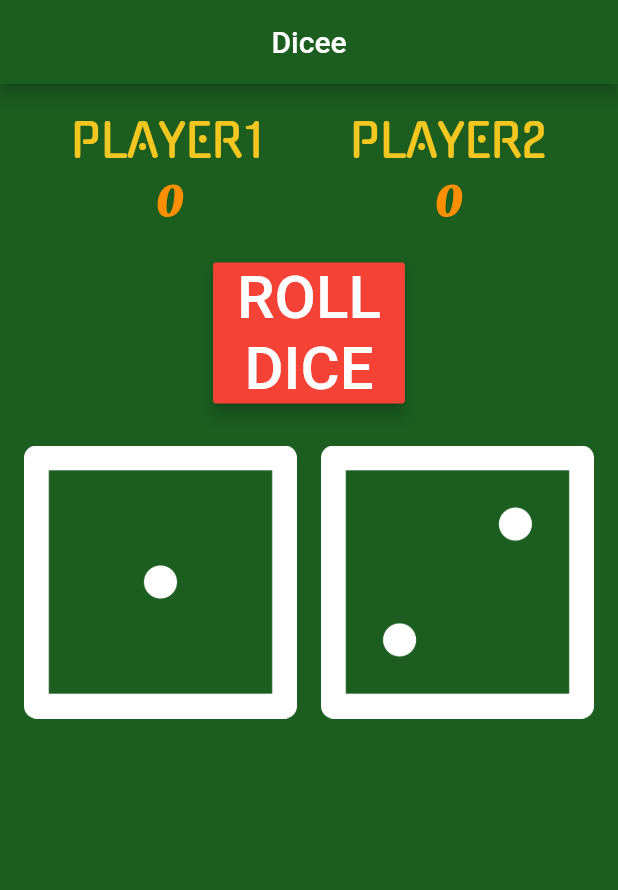
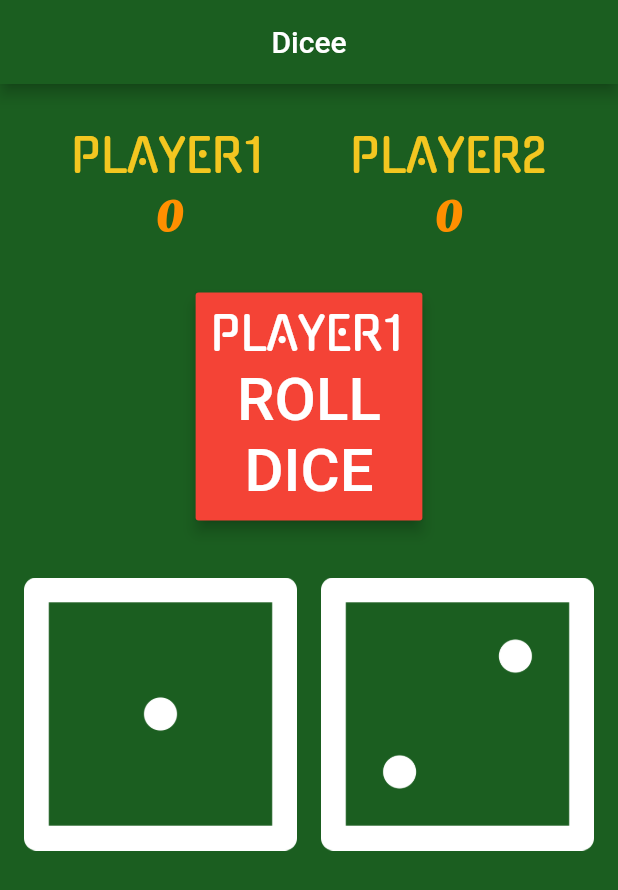
Before and after one commit to Ruzo/complete_flutter_bootcamp, a Flutter app: the screen it shows after launch, on a phone screen of 412 x 824 dp. Shown: the top 890 px of the screen. Run offline on Flutter 3.47's test engine with Material 2 defaults, Android fonts, the phone set to English and light mode, and no system bars; missing offline and left inert: flutter_gifimage.

Commit message:
Done with 2 player dice game

```diff
--- a/dicee_flutter/lib/game_board.dart
+++ b/dicee_flutter/lib/game_board.dart
@@ -1,5 +1,7 @@
 import 'package:flutter/material.dart';
+import 'dart:math';
 import 'package:dicee_flutter/dice_screen.dart';
+import 'package:dicee_flutter/player.dart';
 
 class GameBoard extends StatefulWidget {
   @override
@@ -7,13 +9,23 @@ class GameBoard extends StatefulWidget {
 }
 
 class _GameBoardState extends State<GameBoard> {
-  int dice1Side = 1;
-  int dice2Side = 2;
-  int p1Score = 0;
-  int p2Score = 0;
+  int _dice1Side = 1;
+  int _dice2Side = 2;
+  List<Player> _player = [
+    Player('PLAYER1'),
+    Player('PLAYER2'),
+    Player("It's a Tie")
+  ];
+  int roller = 0;
+  bool theEnd = false;
+  int winner;
 
   TextStyle playerStyle = TextStyle(
     color: Color(0xFFF3C620),
+    fontFamily: 'Gugi',
+    fontSize: 30.0,
+  );
+  TextStyle buttonPlayerStyle = TextStyle(
     fontFamily: 'Gugi',
     fontSize: 30.0,
   );
@@ -31,43 +43,51 @@ class _GameBoardState extends State<GameBoard> {
   Widget build(BuildContext context) {
     return Column(
       children: <Widget>[
+        // Padding(
+        //   padding: EdgeInsets.all(10.0),
+        // ),
         Container(
-          padding: EdgeInsets.all(20),
+          padding: EdgeInsets.symmetric(vertical: 30.0, horizontal: 20.0),
           child: Row(
               mainAxisAlignment: MainAxisAlignment.spaceAround,
               children: <Widget>[
-                player('PLAYER1', p1Score),
-                player('PLAYER2', p2Score),
+                player(_player[0].name, _player[0].score),
+                player(_player[1].name, _player[1].score),
               ]),
         ),
         MaterialButton(
           color: Colors.red,
+          padding: EdgeInsets.all(10.0),
           textColor: Colors.white,
           autofocus: true,
-          onPressed: () => rollDice(),
+          onPressed: theEnd ? null : () => rollDice(roller),
           child: Column(
             children: <Widget>[
               Text(
-                'ROLL',
+                theEnd ? 'Game Over' : _player[roller].name,
+                style: theEnd ? playerStyle : buttonPlayerStyle,
+              ),
+              Text(
+                theEnd ? 'Winner:' : 'ROLL',
                 style: buttonTextStyle,
               ),
               Text(
-                'DICE',
+                theEnd ? _player[winner].name + '!' : 'DICE',
                 style: buttonTextStyle,
               ),
             ],
           ),
         ),
         Padding(
-          padding: const EdgeInsets.symmetric(vertical: 20.0, horizontal: 8.0),
-          child: Dice(dice1Side, dice2Side),
+          padding: const EdgeInsets.symmetric(vertical: 30.0, horizontal: 8.0),
+          child: Dice(_dice1Side, _dice2Side),
         ),
+        theEnd ? playAgain() : Container(),
       ],
     );
   }
 
-  Widget player(String player, int score) {
-    return Column(
+  Widget player(String player, int score) => Column(
         children: <Widget>[
           Text(
             player,
@@ -79,7 +99,43 @@ class _GameBoardState extends State<GameBoard> {
           ),
         ],
       );
+
+  rollDice(int player) {
+    Function randomSide = (int prev) {
+      int num;
+      do {
+        num = Random().nextInt(6) + 1;
+      } while (num == prev);
+      return num;
+    };
+
+    int side1 = randomSide(_dice1Side);
+    int side2 = randomSide(_dice2Side);
+    setState(() {
+      _dice1Side = side1;
+      _dice2Side = side2;
+      _player[player].score = side1 + side2;
+      roller++;
+      theEnd = roller == 2 ? true : false;
+      if (theEnd) {
+        int settleScore = _player[0].score - _player[1].score;
+        winner = settleScore > 0 ? 0 : settleScore < 0 ? 1 : 2;
+      }
+    });
   }
 
-  rollDice() {}
+  playAgain() {
+    return RaisedButton(
+      onPressed: () => resetGame(),
+      child: Text('Play again...'),
+    );
   }
+
+  resetGame() {
+    setState(() {
+      roller = 0;
+      theEnd = false;
+      _player.map((p) => p.score = 0).toList();
+    });
+  }
+}
--- /dev/null
+++ b/dicee_flutter/lib/player.dart
@@ -0,0 +1,6 @@
+class Player {
+  String name;
+  int score = 0;
+
+  Player(this.name);
+}
```
Lines whose indentation alone changed are shown as unchanged.
